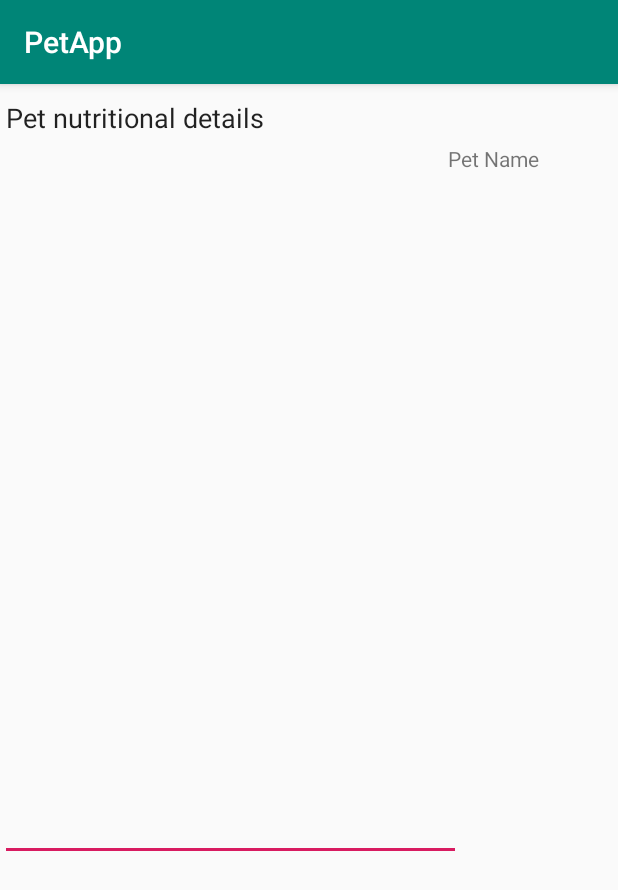
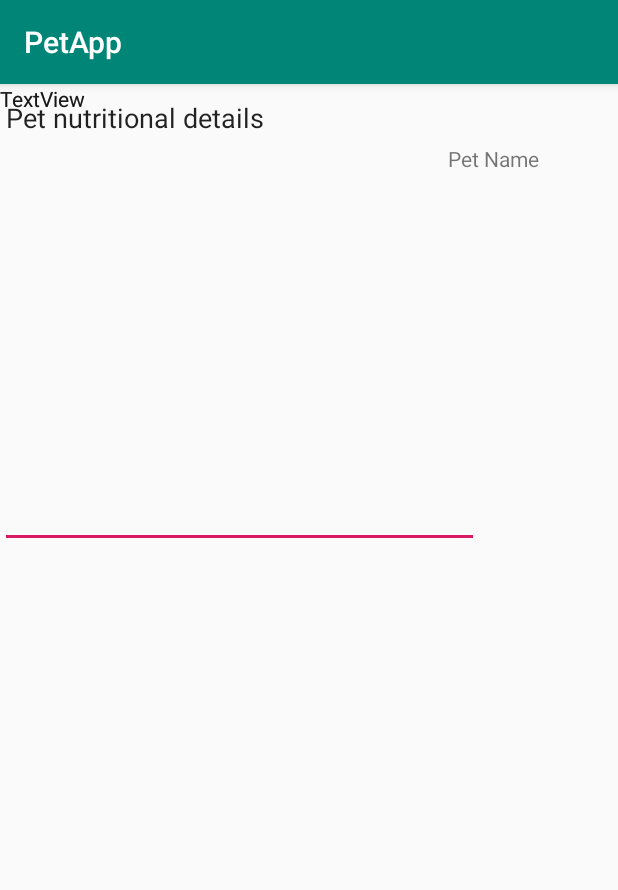
Before and after one commit to UP915469/PetApp, an Android app: the PetNutrition screen opened directly, with no data from a screen before it, on a phone screen of 412 x 824 dp. Shown: the top 890 px of the screen. Run offline under Robolectric (Android 15) with nearby library versions, the phone set to English and light mode, and no system bars.

Commit message:
Adding nutritional layout

```diff
--- a/app/src/main/res/layout/activity_pet_nutrition.xml
+++ b/app/src/main/res/layout/activity_pet_nutrition.xml
@@ -5,6 +5,45 @@
     android:layout_width="match_parent"
     android:layout_height="match_parent"
     tools:context=".PetNutrition">
+
+    <ImageView
+        android:id="@+id/pet_img5"
+        android:layout_width="92dp"
+        android:layout_height="93dp"
+        android:layout_marginTop="168dp"
+        android:contentDescription="@string/pet_img"
+        app:layout_constraintBottom_toTopOf="@+id/linearLayout"
+        app:layout_constraintEnd_toEndOf="parent"
+        app:layout_constraintHorizontal_bias="0.836"
+        app:layout_constraintStart_toStartOf="parent"
+        app:layout_constraintTop_toTopOf="parent"
+        app:layout_constraintVertical_bias="0.8" />
+
+    <ImageView
+        android:id="@+id/pet_img4"
+        android:layout_width="92dp"
+        android:layout_height="93dp"
+        android:layout_marginTop="168dp"
+        android:contentDescription="@string/pet_img"
+        app:layout_constraintBottom_toTopOf="@+id/linearLayout"
+        app:layout_constraintEnd_toEndOf="parent"
+        app:layout_constraintHorizontal_bias="0.498"
+        app:layout_constraintStart_toStartOf="parent"
+        app:layout_constraintTop_toTopOf="parent"
+        app:layout_constraintVertical_bias="0.8" />
+
+    <ImageView
+        android:id="@+id/pet_img3"
+        android:layout_width="92dp"
+        android:layout_height="93dp"
+        android:layout_marginTop="168dp"
+        android:contentDescription="@string/pet_img"
+        app:layout_constraintBottom_toTopOf="@+id/linearLayout"
+        app:layout_constraintEnd_toEndOf="parent"
+        app:layout_constraintHorizontal_bias="0.163"
+        app:layout_constraintStart_toStartOf="parent"
+        app:layout_constraintTop_toTopOf="parent"
+        app:layout_constraintVertical_bias="0.8" />
 
     <TextView
         android:id="@+id/pet_name2"
@@ -34,12 +73,36 @@
 
     <EditText
         android:id="@+id/editText"
-        android:layout_width="307dp"
-        android:layout_height="518dp"
+        android:layout_width="319dp"
+        android:layout_height="309dp"
         android:ems="10"
         android:gravity="start|top"
         android:inputType="textMultiLine"
         android:text="Pet nutritional details"
-        tools:layout_editor_absoluteX="52dp"
-        tools:layout_editor_absoluteY="168dp" />
+        tools:layout_editor_absoluteX="47dp"
+        tools:layout_editor_absoluteY="350dp" />
+
+    <TextView
+        android:id="@+id/textView"
+        android:layout_width="wrap_content"
+        android:layout_height="wrap_content"
+        android:text="TextView"
+        tools:layout_editor_absoluteX="69dp"
+        tools:layout_editor_absoluteY="293dp" />
+
+    <TextView
+        android:id="@+id/textView2"
+        android:layout_width="wrap_content"
+        android:layout_height="wrap_content"
+        android:text="TextView"
+        tools:layout_editor_absoluteX="174dp"
+        tools:layout_editor_absoluteY="293dp" />
+
+    <TextView
+        android:id="@+id/textView3"
+        android:layout_width="wrap_content"
+        android:layout_height="wrap_content"
+        android:text="TextView"
+        tools:layout_editor_absoluteX="284dp"
+        tools:layout_editor_absoluteY="295dp" />
 </androidx.constraintlayout.widget.ConstraintLayout>
```
